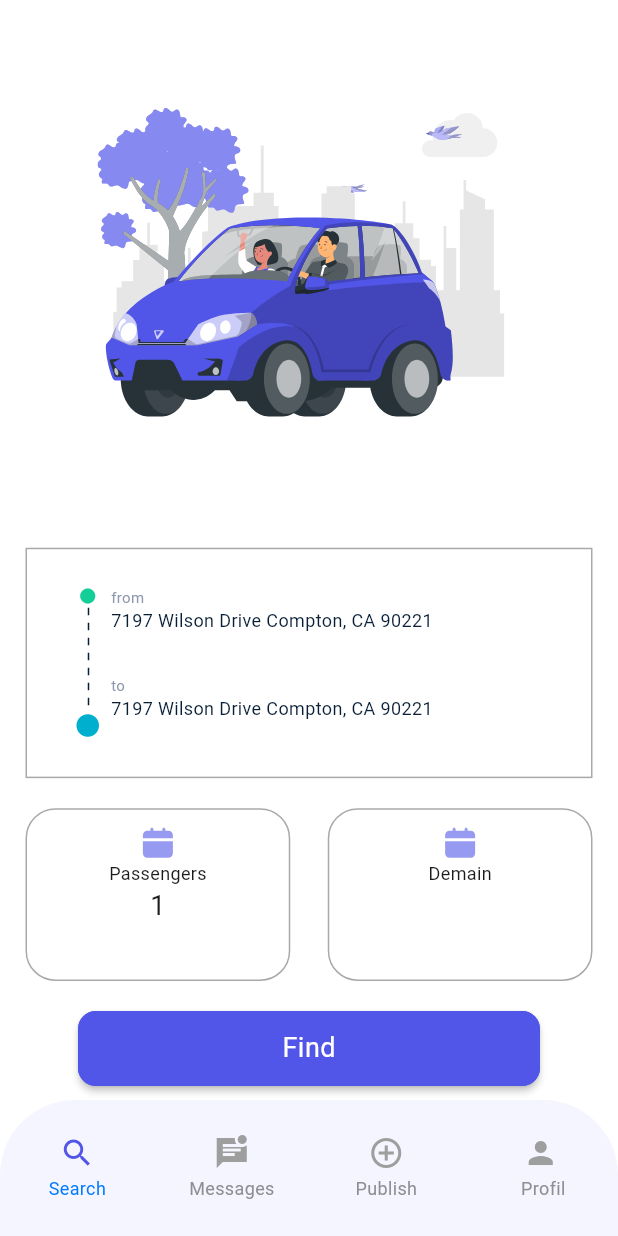
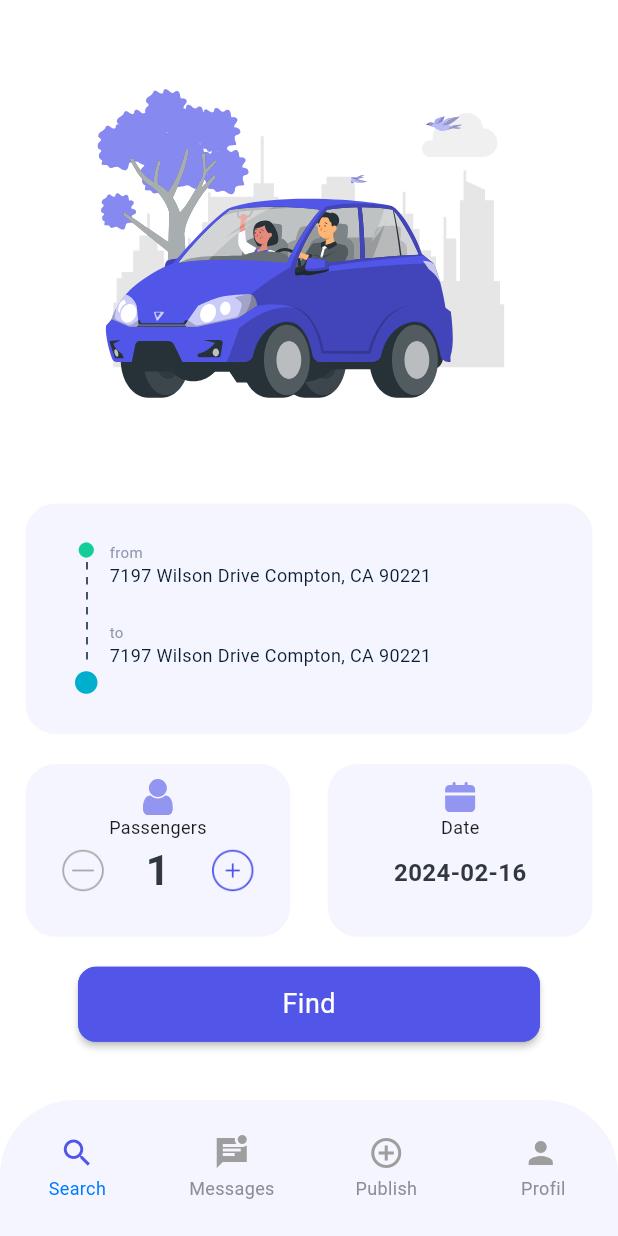
Before and after one commit to habib571/carpool-app, a Flutter app: the HomeScreen screen opened by its route, on a phone screen of 412 x 824 dp. Run offline on Flutter 3.47's test engine with Material 3 defaults, Android fonts, the phone set to English and light mode, and no system bars; drawn by our look-alikes of persistent_bottom_nav_bar; our stand-ins replace dartz, dio, dotted_decoration, flutter_rating_bar, flutter_secure_storage, flutter_svg and 17 more; missing offline and left inert: flutter_polyline_points, linear_timer, wheel_picker; accounts and stored records are empty; network calls fail; Roboto replaces fonts that are missing (RobotoRegular).

Commit message:
designed searchRide interface

```diff
--- a/lib/app/bindings.dart
+++ b/lib/app/bindings.dart
@@ -1,12 +1,9 @@
 import 'package:carpooling/data/datasource/remote/auth_remote_data.dart';
-import 'package:carpooling/data/datasource/remote/rides_remote_datasource.dart';
 import 'package:carpooling/data/datasource/remote/userinfo_remote_datasource.dart';
 import 'package:carpooling/data/network/network_info.dart';
 import 'package:carpooling/data/repository/repo_impl.dart';
-import 'package:carpooling/data/repository/rides_repo_impl.dart';
 import 'package:carpooling/data/repository/user_info_repo_impl.dart';
 import 'package:carpooling/domain/usecases/auth_usecase.dart/forgot_pass_use_case.dart';
-import 'package:carpooling/domain/usecases/auth_usecase.dart/get_ride_uses_case.dart';
 import 'package:carpooling/domain/usecases/auth_usecase.dart/get_user_data_use_case.dart';
 import 'package:carpooling/domain/usecases/auth_usecase.dart/login_usecase.dart';
 import 'package:carpooling/domain/usecases/auth_usecase.dart/logout_use_case.dart';
@@ -21,7 +18,6 @@ import 'package:carpooling/presentation/pages/onboarding/viewmodel/onboardingvie
 import 'package:carpooling/presentation/pages/profilmodule/viewmodel/profil_viewmodel.dart';
 import 'package:carpooling/presentation/pages/profilmodule/viewmodel/verif_mail_viewmodel.dart';
 import 'package:carpooling/presentation/pages/search_ride-screen.dart/viewmodel/searchride_viewmodel.dart';
-import 'package:carpooling/presentation/pages/shareridemodule/viewmodel/ride_info_view_model.dart';
 import 'package:carpooling/presentation/pages/splash/viewmodel/splashviewmodel.dart';
 import 'package:get/get.dart';
 import 'package:internet_connection_checker/internet_connection_checker.dart';
@@ -50,11 +46,11 @@ class AppBindings implements Bindings {
             AuthRemoteDataSourceImp()))));
 
 
-    Get.put<SearchRideController>(SearchRideController()) ;
     Get.lazyPut<ProfilController>( fenix :true ,()=> ProfilController(LogoutUseCase(UserInfoRepositpryImp(UserInfoRemoteDataSourceImp(),NetworkInfoImpl(InternetConnectionChecker()))) , GetUserDataUseCase(UserInfoRepositpryImp(UserInfoRemoteDataSourceImp(),NetworkInfoImpl(InternetConnectionChecker())))) , ) ;
     Get.put<CheckEmailController>(CheckEmailController()) ;
     Get.lazyPut<EditProfilController>( fenix: true , ()=> EditProfilController(UpdateInfoUsecae(UserInfoRepositpryImp(UserInfoRemoteDataSourceImp() ,NetworkInfoImpl(InternetConnectionChecker()))) ) )  ;
   //Get.lazyPut(fenix: true , ()=> RideInfoController(GetRidesUseCase(RidesRepositoryImp(NetworkInfoImpl(InternetConnectionChecker()),RideRemoteDatsourceImp()))))  ;
+    Get.lazyPut(() => SearchRideController()) ;
 
       }
 }
--- a/lib/navigation/routes.dart
+++ b/lib/navigation/routes.dart
@@ -11,7 +11,7 @@ import 'package:carpooling/presentation/pages/homemodule/view/screens/homescreen
 import 'package:carpooling/presentation/pages/onboarding/view/onbardingscreen.dart';
 import 'package:carpooling/presentation/pages/profilmodule/view/screens/edit_mode_screen.dart';
 import 'package:carpooling/presentation/pages/profilmodule/view/screens/myprofil_screen.dart';
-import 'package:carpooling/presentation/pages/search_ride-screen.dart/view/screen/slelect_date_screen.dart';
+import 'package:carpooling/presentation/pages/search_ride-screen.dart/view/screen/date_screen.dart';
 import 'package:carpooling/presentation/pages/shareridemodule/view/screens/loacation_scree.dart';
 import 'package:carpooling/presentation/pages/shareridemodule/view/screens/rid_from_screen.dart';
 import 'package:carpooling/presentation/pages/shareridemodule/view/screens/share_ride_screen.dart';
--- a/lib/presentation/component/custom_calendar.dart
+++ b/lib/presentation/component/custom_calendar.dart
@@ -1,7 +1,6 @@
 import 'package:carpooling/presentation/pages/shareridemodule/viewmodel/ride_share_viewmodel.dart';
 import 'package:flutter/material.dart';
 import 'package:get/get.dart';
-import 'package:http/http.dart';
 import 'package:syncfusion_flutter_datepicker/datepicker.dart';
 
 import '../utils/app_colors.dart';
--- a/lib/presentation/pages/homemodule/view/screens/homescreen.dart
+++ b/lib/presentation/pages/homemodule/view/screens/homescreen.dart
@@ -21,7 +21,7 @@ class HomeScreen extends StatelessWidget {
       navBarHeight: AppUtility().contentWidth(context) * .22,
       items: _navBarsItems(),
       screens: [
-       const SearchRideScreen() ,
+        SearchRideScreen() ,
        const MessagesScreen(),
         RideFormScreen() ,
        ProfilMode()
--- a/lib/presentation/pages/maps/mapview.dart
+++ b/lib/presentation/pages/maps/mapview.dart
@@ -1,7 +1,5 @@
-import 'package:carpooling/presentation/pages/maps/mapcontroller.dart';
 import 'package:flutter/material.dart';
-import 'package:geocoding/geocoding.dart';
-import 'package:get/get.dart';
+
 import 'package:google_maps_flutter/google_maps_flutter.dart';
 
 class MapView extends StatelessWidget {
--- a/lib/presentation/pages/search_ride-screen.dart/view/screen/booking_sreen.dart
+++ b/lib/presentation/pages/search_ride-screen.dart/view/screen/booking_sreen.dart
@@ -1,7 +1,7 @@
 import 'package:carpooling/presentation/component/dotted_line.dart';
 import 'package:carpooling/presentation/component/primary_button.dart';
 import 'package:carpooling/presentation/pages/search_ride-screen.dart/view/screen/passengers_screen.dart';
-import 'package:carpooling/presentation/pages/search_ride-screen.dart/view/screen/slelect_date_screen.dart';
+import 'package:carpooling/presentation/pages/search_ride-screen.dart/view/screen/date_screen.dart';
 import 'package:carpooling/presentation/utils/app_colors.dart';
 import 'package:carpooling/presentation/utils/app_dimens.dart';
 import 'package:carpooling/presentation/utils/app_fonts.dart';
--- a/lib/presentation/pages/search_ride-screen.dart/view/screen/home_screen.dart
+++ b/lib/presentation/pages/search_ride-screen.dart/view/screen/home_screen.dart
@@ -1,99 +1,106 @@
-
-
 import 'package:carpooling/presentation/component/components.dart';
+import 'package:carpooling/presentation/pages/search_ride-screen.dart/view/screen/date_screen.dart';
 import 'package:carpooling/presentation/pages/search_ride-screen.dart/view/widget/Info_card.dart';
+import 'package:carpooling/presentation/pages/search_ride-screen.dart/view/widget/passenger_widet.dart';
 import 'package:carpooling/presentation/utils/app_utility.dart';
 import 'package:flutter/material.dart';
 import 'package:flutter_svg/svg.dart';
-
+import 'package:get/get.dart';
 import '../../../../utils/app_colors.dart';
 import '../../../../utils/app_strings.dart';
 import '../../../../utils/styles.dart';
+import '../../viewmodel/searchride_viewmodel.dart';
+// ignore: depend_on_referenced_packages
+import 'package:intl/intl.dart';
 
 class SearchRideScreen extends StatelessWidget {
-  const SearchRideScreen({super.key});
-
+  SearchRideScreen({super.key});
+  final SearchRideController _controller = Get.find();
   @override
   Widget build(BuildContext context) {
     return Scaffold(
       //backgroundColor: AppColors.cPrimaryColor,
-      body:
-       _showBody(context),
-    ) ;
+      //  backgroundColor: AppColors.p
+      body: _showBody(context),
+    );
   }
+
   Widget _showBody(BuildContext context) {
-   return  Column(
+    return Column(
       children: [
+
         Expanded(
-         flex: 4,
+          flex: 6,
           child: Stack(
             children: [
               Positioned(
                 top: 75,
                 right: 80,
-              child: SvgPicture.asset("assets/images/cloud.svg") ,
+                child: SvgPicture.asset("assets/images/cloud.svg"),
               ),
-             Center(child: SvgPicture.asset('assets/images/birds.svg')) ,
-              Center(child: SvgPicture.asset('assets/images/tower_vector.svg')) ,
+              Center(child: SvgPicture.asset('assets/images/birds.svg')),
+              Center(child: SvgPicture.asset('assets/images/tower_vector.svg')),
               Positioned(
                   left: 65,
                   bottom: 100,
-               child: SvgPicture.asset("assets/images/tree.svg")
-               ) ,
-
+                  child: SvgPicture.asset("assets/images/tree.svg")),
               Positioned(
                   left: 70,
                   bottom: 70,
-              child: SvgPicture.asset("assets/images/car.svg")) ,
-
+                  child: SvgPicture.asset("assets/images/car.svg")),
             ],
           ),
-        ) ,
+        ),
         Expanded(
-      flex: 5,
+          flex: 8,
           child: Padding(
-        padding: const EdgeInsets.all(17) ,
-         child:  Column(
+            padding: const EdgeInsets.symmetric(horizontal: 17),
+            child: Column(
               children: [
                 Padding(
                   padding: const EdgeInsets.only(bottom: 20),
                   child: _showLocationSection(context),
-              ) ,
+                ),
                 Row(
                   children: [
-                  Expanded(child: _showPassengerSection()) ,
-                  const SizedBox(width: 25,) ,
+                    Expanded(child: PassengerCard()),
+                    const SizedBox(
+                      width: 25,
+                    ),
                     Expanded(child: _showdDateSection())
                   ],
-              ) ,
-               SizedBox(height: 20,) ,
+                ),
+                const SizedBox(
+                  height: 20,
+                ),
                 _showButton()
               ],
             ),
-
           ),
         )
       ],
-   ) ;
+    );
   }
+
   Widget _showLocationSection(BuildContext context) {
-     return  Container(
-        height: AppUtility().contentHeight(context) * 0.2 ,
+    return Container(
+      height: AppUtility().contentHeight(context) * 0.2,
       decoration: BoxDecoration(
-        border: Border.all(color: AppColors.greyColor, width: 1),
-),
+          color: AppColors.accentColor,
+          //border: Border.all(color: AppColors.greyColor, width: 1),
+          borderRadius: BorderRadius.circular(20)),
       child: Padding(
-         padding: const EdgeInsets.symmetric(horizontal: 25 , vertical: 25) ,
+        padding: const EdgeInsets.symmetric(horizontal: 25, vertical: 25),
         child: Row(
-               crossAxisAlignment: CrossAxisAlignment.center,
-                mainAxisAlignment: MainAxisAlignment.start,
+          //crossAxisAlignment: CrossAxisAlignment.center,
+          //mainAxisAlignment: MainAxisAlignment.start,
           children: [
-            const DottedLine() ,
+            const DottedLine(),
             Column(
               crossAxisAlignment: CrossAxisAlignment.start,
-
               children: [
                 Expanded(
+                  flex: 6,
                   child: Column(
                     crossAxisAlignment: CrossAxisAlignment.start,
                     children: [
@@ -110,8 +117,6 @@ Widget _showBody(BuildContext context) {
                         ),
                         overflow: TextOverflow.ellipsis,
                       ),
-
-
                     ],
                   ),
                 ),
@@ -122,8 +127,8 @@ Widget _showBody(BuildContext context) {
                   color: AppColors.cBorderLineColor,
                 ),
 
-
                 Expanded(
+                  flex: 8,
                   child: Column(
                     crossAxisAlignment: CrossAxisAlignment.start,
                     children: [
@@ -151,38 +156,39 @@ Widget _showBody(BuildContext context) {
         ),
       ),
     );
+  }
 
+  Widget _showdDateSection() {
+    return GetX<SearchRideController>(builder: (_) {
+      return InfoCard(
+          assetName: "assets/icons/filled_calendar.svg",
+          ontap: () {
+            Get.to(() => SelectDateScreen(),
+                transition: Transition.downToUp,
+                duration: const Duration(milliseconds: 700));
+          },
+          infoTxt: 'Date',
+          date: _.date.value != ''
+              ? _.date.value
+              : DateFormat('yyyy-MM-dd').format(DateTime.now()));
+    });
+  }
 
-   }
-   Widget _showdDateSection() {
-     return  InfoCard(
-      assetName: "assets/icons/filled_calendar.svg",
-      ontap: () {},
-      infoTxt: 'Demain',
-       widget: const SizedBox()
-       ) ;
-   }
-   Widget _showPassengerSection() {
+  /*Widget _showPassengerSection() {
      return InfoCard(
-      assetName: 'assets/icons/filled_calendar.svg',
+      assetName: 'assets/icons/filled_user.svg',
        ontap: () {},
         infoTxt: 'Passengers',
-         widget: Text(
-          '1' ,
-          style: Styles().h2TextStyleRoboto(AppColors.blackcolor),
-          )
+
          ) ;
-   }
+   }  */
   Widget _showButton() {
     return Padding(
       padding: const EdgeInsets.symmetric(horizontal: 35),
       child: PrimaryButton(
-        onPressed: () {
-
-        }
-        ,
+        onPressed: () {},
         text: 'Find',
       ),
-     ) ;
+    );
   }
 }
--- a/lib/presentation/pages/search_ride-screen.dart/view/widget/info_card.dart
+++ b/lib/presentation/pages/search_ride-screen.dart/view/widget/info_card.dart
@@ -1,6 +1,3 @@
-
-
-
 // ignore_for_file: file_names
 
 import 'package:carpooling/presentation/utils/utils.dart';
@@ -8,40 +5,54 @@ import 'package:flutter/material.dart';
 import 'package:flutter_svg/svg.dart';
 
 class InfoCard extends StatelessWidget {
-  const InfoCard({super.key, required this.assetName, required this.ontap, required this.infoTxt, required this.widget});
- final String assetName ;
- final Function ontap ;
- final String infoTxt ;
- final Widget widget ;
+  const InfoCard(
+      {super.key,
+      required this.assetName,
+      required this.ontap,
+      required this.infoTxt,
+      required this.date});
+  final String assetName;
+  final Function ontap;
+  final String infoTxt;
+  final String date;
+
   @override
   Widget build(BuildContext context) {
-    return  InkWell(
-      onTap: (){
-        ontap() ;
+    return InkWell(
+      onTap: () {
+        ontap();
       },
       child: Container(
-         height: AppUtility().contentHeight(context) * 0.15 ,
+        height: AppUtility().contentHeight(context) * 0.15,
         decoration: BoxDecoration(
+            boxShadow: const [],
+            color: AppColors.accentColor,
 
-                  border: Border.all(color: AppColors.greyColor, width: 1),
+            //border: Border.all(color: AppColors.greyColor, width: 1),
             borderRadius: BorderRadius.circular(20)),
         child: Padding(
           padding: const EdgeInsets.all(10),
           child: Column(
             crossAxisAlignment: CrossAxisAlignment.center,
             children: [
-                 SvgPicture.asset(assetName) ,
+              SvgPicture.asset(assetName),
+              Text(infoTxt, style: Styles().pTextStyle(AppColors.blackcolor)),
+              const SizedBox(
+                height: 10,
+              ),
               Text(
-                  infoTxt ,
-                  style: Styles().pTextStyle(AppColors.blackcolor)
-
-                ) ,
-                widget
+                date,
+                style: const TextStyle(
+                  color: AppColors.cTextColor,
+                  fontFamily: AppFonts.robotoRegular,
+                  fontSize: AppDimens.h3Size,
+                  fontWeight: FontWeight.w600,
+                ),
+              )
             ],
           ),
         ),
-
       ),
-    ) ;
+    );
   }
 }
--- /dev/null
+++ b/lib/presentation/pages/search_ride-screen.dart/view/widget/passenger_widet.dart
@@ -0,0 +1,75 @@
+import 'package:flutter/material.dart';
+import 'package:flutter_svg/svg.dart';
+import 'package:get/get.dart';
+
+import '../../../../utils/app_colors.dart';
+import '../../../../utils/app_dimens.dart';
+import '../../../../utils/app_fonts.dart';
+import '../../../../utils/app_utility.dart';
+import '../../../../utils/styles.dart';
+import '../../viewmodel/searchride_viewmodel.dart';
+
+class PassengerCard extends StatelessWidget {
+  PassengerCard({super.key});
+  final SearchRideController _controller = Get.put(SearchRideController());
+  @override
+  Widget build(BuildContext context) {
+    return Container(
+      height: AppUtility().contentHeight(context) * 0.15,
+      decoration: BoxDecoration(
+          color: AppColors.accentColor,
+
+          //      border: Border.all(color: AppColors.greyColor, width: 1),
+          borderRadius: BorderRadius.circular(20)),
+      child: Padding(
+        padding: const EdgeInsets.all(10),
+        child: Column(
+          crossAxisAlignment: CrossAxisAlignment.center,
+          children: [
+            SvgPicture.asset('assets/icons/filled_user.svg'),
+            Text('Passengers',
+                style: Styles().pTextStyle(AppColors.blackcolor)),
+            GetX<SearchRideController>(builder: (_) {
+              return Row(
+                mainAxisAlignment: MainAxisAlignment.spaceAround,
+                children: [
+                  InkWell(
+                      onTap: () {
+                        _controller.decrement();
+                      },
+                      child: Image(
+                          height: 30,
+                          width: 30,
+                          image: const AssetImage('assets/icons/minus.png'),
+                          color: _.passengerNumber.value > 1
+                              ? AppColors.primaryColor
+                              : AppColors.greyColor)),
+                  Text(
+                    _controller.passengerNumber.value.toString(),
+                    style: const TextStyle(
+                      color: AppColors.cTextColor,
+                      fontFamily: AppFonts.robotoRegular,
+                      fontSize: AppDimens.headingSize,
+                      fontWeight: FontWeight.w600,
+                    ),
+                  ),
+                  InkWell(
+                      onTap: () {
+                        _controller.increment();
+                      },
+                      child: Image(
+                          height: 30,
+                          width: 30,
+                          image: const AssetImage('assets/icons/add_blue.png'),
+                          color: _.passengerNumber.value < 8
+                              ? AppColors.primaryColor
+                              : AppColors.greyColor)),
+                ],
+              );
+            })
+          ],
+        ),
+      ),
+    );
+  }
+}
--- a/lib/presentation/pages/search_ride-screen.dart/viewmodel/searchride_viewmodel.dart
+++ b/lib/presentation/pages/search_ride-screen.dart/viewmodel/searchride_viewmodel.dart
@@ -2,6 +2,9 @@ import 'package:get/get.dart';
 
 class SearchRideController extends GetxController {
    RxInt passengerNumber = 1.obs ;
+   RxString date = ''.obs;
+    String selectedDate ='' ;
+
    void increment() {
 
      if(passengerNumber.value <8) {
--- a/lib/presentation/pages/shareridemodule/viewmodel/ride_share_viewmodel.dart
+++ b/lib/presentation/pages/shareridemodule/viewmodel/ride_share_viewmodel.dart
@@ -278,8 +278,7 @@ class RideSharingController extends GetxController {
     return 12742 * asin(sqrt(a));
   }
 
-
-   //final RideInfoController _ct =  Get.put( RideInfoController(GetRidesUseCase(RidesRepositoryImp(NetworkInfoImpl(InternetConnectionChecker()),RideRemoteDatsourceImp()))))  ;
+  //final RideInfoController _ct =  Get.put( RideInfoController(GetRidesUseCase(RidesRepositoryImp(NetworkInfoImpl(InternetConnectionChecker()),RideRemoteDatsourceImp()))))  ;
   final CreateRideUseCase _createRideUseCase;
   RideSharingController(this._createRideUseCase);
   final stateController = StreamController<FlowState>();
```
Also changed, not shown: lib/page.dart (deleted, +0 -14 lines), lib/presentation/pages/search_ride-screen.dart/view/screen/date_screen.dart (renamed from lib/presentation/pages/search_ride-screen.dart/view/screen/slelect_date_screen.dart, +16 -14 lines), lib/presentation/pages/search_ride-screen.dart/view/widget/custom_calend.dart (added, +82 -0 lines), lib/presentation/pages/maps/maps_helper.dart (added). Lines whose indentation alone changed are shown as unchanged.
